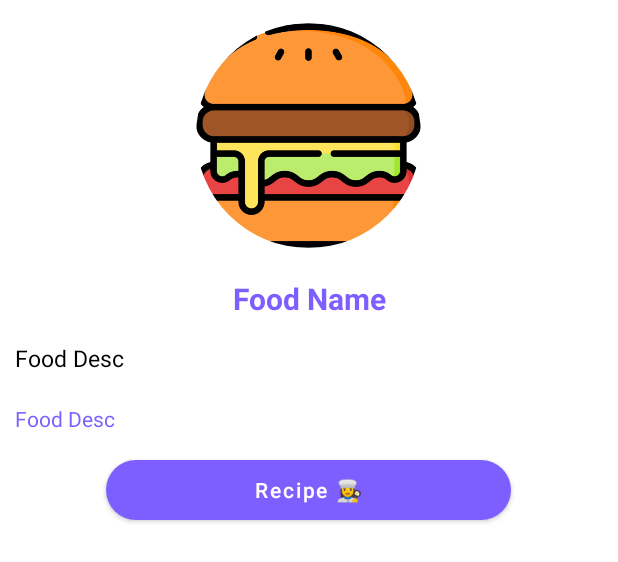
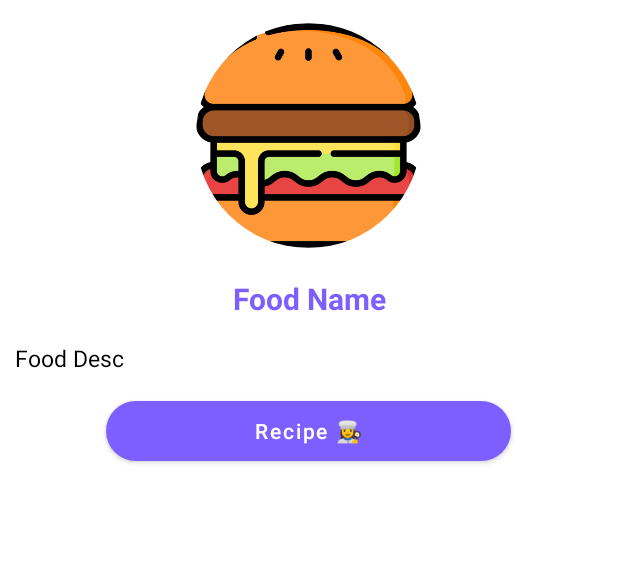
Before and after one commit to nisaefendioglu/Food-Trucks, an Android app: the layout menu_item.xml on its own in the app's theme, with its tools: preview values and no code run, on a phone screen of 412 x 824 dp. Shown: the top 562 px of the screen. Run offline under Robolectric (Android 15) with nearby library versions, the phone set to English and light mode, and no system bars.

```diff
--- a/app/src/main/res/layout/activity_main.xml
+++ b/app/src/main/res/layout/activity_main.xml
@@ -70,6 +70,7 @@
         android:layout_width="match_parent"
         android:layout_height="match_parent"
         android:layout_marginTop="150dp">
+
     <androidx.recyclerview.widget.RecyclerView
         android:id="@+id/recyclerview"
         android:layout_width="match_parent"
--- a/app/src/main/res/layout/menu_item.xml
+++ b/app/src/main/res/layout/menu_item.xml
@@ -30,20 +30,13 @@
         android:layout_width="match_parent"
         android:layout_height="wrap_content"
         android:text="Food Desc"
-        android:maxLines="8"
+        android:maxLines="10"
         android:textColor="@color/black"
         android:textSize="15dp"
         android:layout_margin="10dp"/>
 
-    <TextView
-        android:id="@+id/youtube"
-        android:layout_width="match_parent"
-        android:layout_height="wrap_content"
-        android:text="Food Desc"
-        android:textColor="@color/purple_500"
-        android:layout_margin="10dp"/>
-
     <Button
+        android:id="@+id/recipe"
         android:layout_width="wrap_content"
         android:layout_height="40dp"
         android:background="@drawable/radius"
```
Also changed, not shown: app/src/main/java/com/nisaefendioglu/food/MainActivity.java (+18 -0 lines), app/src/main/java/com/nisaefendioglu/food/adapter/Adapter.java (+14 -3 lines).
